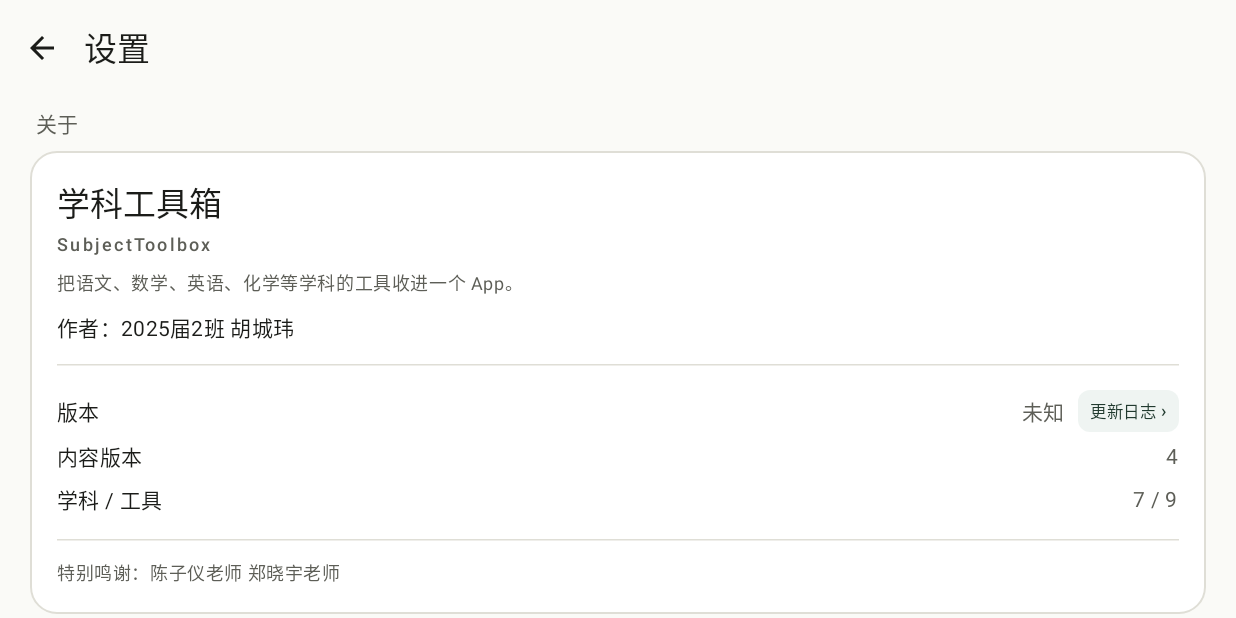
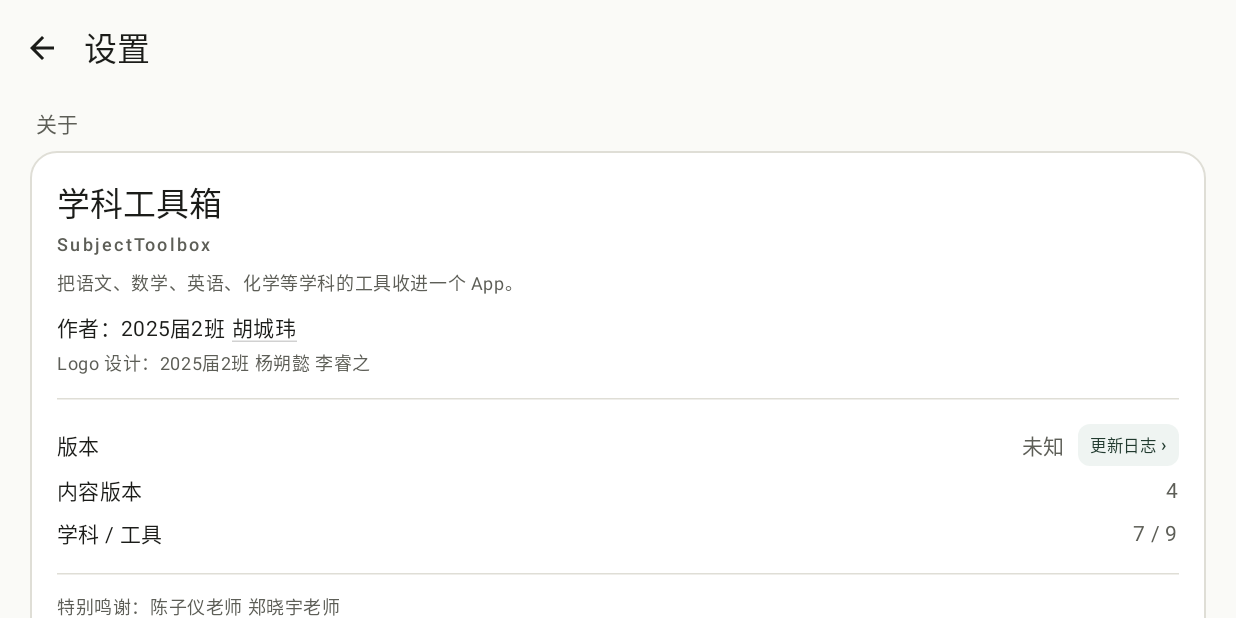
Before and after one commit to x1aoren/SubjectToolbox, an Android app built with Jetpack Compose: the screen it shows after launch (MainActivity), after a tap on "设置", on a phone screen of 824 x 412 dp (held sideways). Run offline under Robolectric (Android 15) with nearby library versions, the phone set to English and light mode, and no system bars.

Commit message:
feat(settings): 为作者名添加点击弹出联系方式的对话框

```diff
--- a/feature/settings/src/main/kotlin/cn/stb/feature/settings/SettingsScreen.kt
+++ b/feature/settings/src/main/kotlin/cn/stb/feature/settings/SettingsScreen.kt
@@ -1,5 +1,6 @@
 package cn.stb.feature.settings
 
+import androidx.compose.foundation.clickable
 import androidx.compose.foundation.layout.Arrangement
 import androidx.compose.foundation.layout.Box
 import androidx.compose.foundation.layout.Column
@@ -20,6 +21,7 @@ import androidx.compose.foundation.shape.RoundedCornerShape
 import androidx.compose.material.icons.Icons
 import androidx.compose.material.icons.automirrored.filled.ArrowBack
 import androidx.compose.material.icons.automirrored.filled.ArrowForward
+import androidx.compose.material3.AlertDialog
 import androidx.compose.material3.ExperimentalMaterial3Api
 import androidx.compose.material3.FilterChip
 import androidx.compose.material3.HorizontalDivider
@@ -30,13 +32,18 @@ import androidx.compose.material3.Scaffold
 import androidx.compose.material3.Surface
 import androidx.compose.material3.Switch
 import androidx.compose.material3.Text
+import androidx.compose.material3.TextButton
 import androidx.compose.material3.TopAppBar
 import androidx.compose.material3.TopAppBarDefaults
 import androidx.compose.runtime.Composable
 import androidx.compose.runtime.getValue
+import androidx.compose.runtime.mutableStateOf
 import androidx.compose.runtime.remember
+import androidx.compose.runtime.setValue
 import androidx.compose.ui.Alignment
 import androidx.compose.ui.Modifier
+import androidx.compose.ui.draw.drawBehind
+import androidx.compose.ui.geometry.Offset
 import androidx.compose.ui.platform.LocalContext
 import androidx.compose.ui.unit.dp
 import androidx.compose.ui.unit.sp
@@ -60,6 +67,7 @@ fun SettingsScreen(
     val context = LocalContext.current
     val manifest = remember(context) { runCatching { AssetReader(context).manifest() }.getOrNull() }
     val catalog = AppGraph.catalog
+    var showContact by remember { mutableStateOf(false) }
 
     Scaffold(
         containerColor = MaterialTheme.colorScheme.background,
@@ -104,7 +112,31 @@ fun SettingsScreen(
                         color = MaterialTheme.colorScheme.onSurfaceVariant,
                     )
                     Spacer(Modifier.height(10.dp))
-                    Text("作者：2025届2班 胡城玮", style = MaterialTheme.typography.bodyMedium)
+                    val faintLine = MaterialTheme.colorScheme.onSurface.copy(alpha = 0.2f)
+                    Row {
+                        Text("作者：2025届2班 ", style = MaterialTheme.typography.bodyMedium)
+                        // 下划线用 drawBehind 单独画，能比正文更淡；点击弹出联系方式
+                        Text(
+                            text = "胡城玮",
+                            style = MaterialTheme.typography.bodyMedium,
+                            modifier = Modifier
+                                .clickable { showContact = true }
+                                .drawBehind {
+                                    drawLine(
+                                        color = faintLine,
+                                        start = Offset(0f, size.height * 0.94f),
+                                        end = Offset(size.width, size.height * 0.94f),
+                                        strokeWidth = 1.dp.toPx(),
+                                    )
+                                },
+                        )
+                    }
+                    Spacer(Modifier.height(4.dp))
+                    Text(
+                        text = "Logo 设计：2025届2班 杨朔懿 李睿之",
+                        style = MaterialTheme.typography.bodySmall,
+                        color = MaterialTheme.colorScheme.onSurfaceVariant,
+                    )
                     HorizontalDivider(Modifier.padding(vertical = 14.dp))
                     // 版本号运行时从 PackageManager 读取，和 build.gradle.kts 永远一致；
                     // 「更新日志」做成版本行右侧的小胶囊，不再单独占一整行。
@@ -232,6 +264,23 @@ fun SettingsScreen(
             }
         }
     }
+
+    if (showContact) {
+        AlertDialog(
+            onDismissRequest = { showContact = false },
+            title = { Text("联系方式") },
+            text = {
+                Column {
+                    Text("QQ：2314764772", style = MaterialTheme.typography.bodyLarge)
+                    Spacer(Modifier.height(6.dp))
+                    Text("微信：ys_xiaoren", style = MaterialTheme.typography.bodyLarge)
+                }
+            },
+            confirmButton = {
+                TextButton(onClick = { showContact = false }) { Text("知道了") }
+            },
+        )
+    }
 }
 
 @Composable
```
